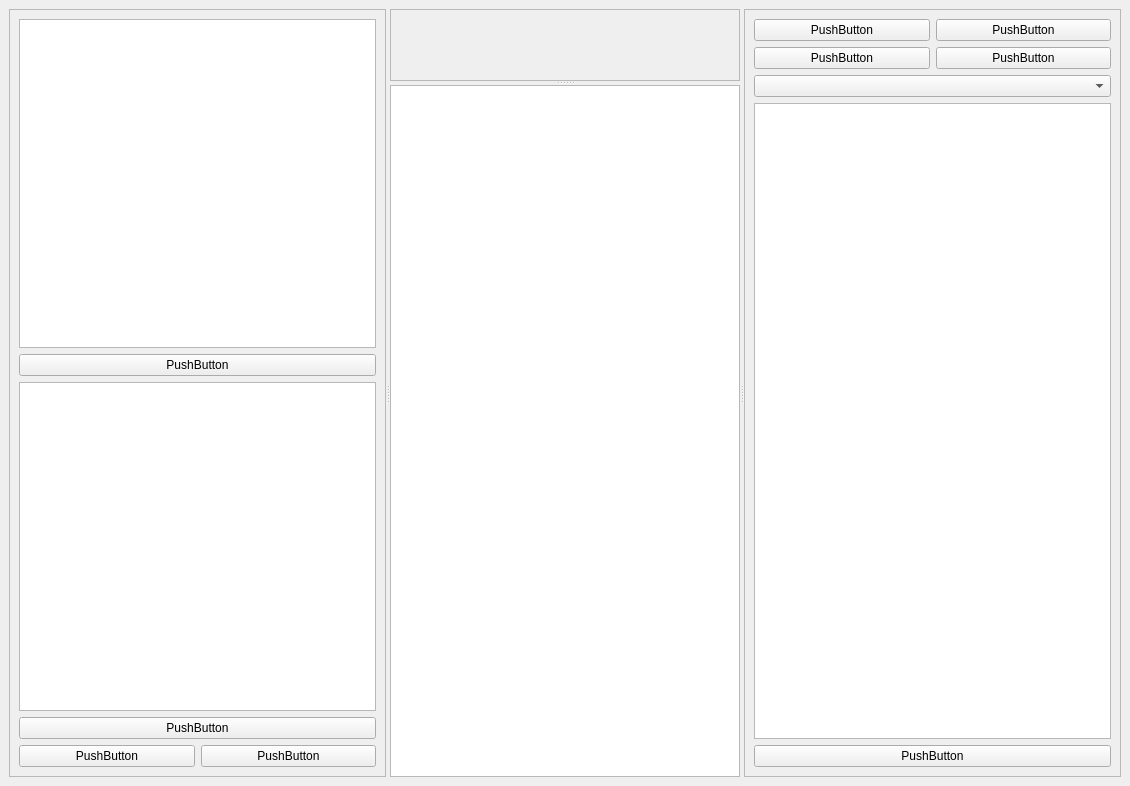
First picture: the form in paws/ui/qtui/basic.ui, repository slaclab/paws, before the edit.
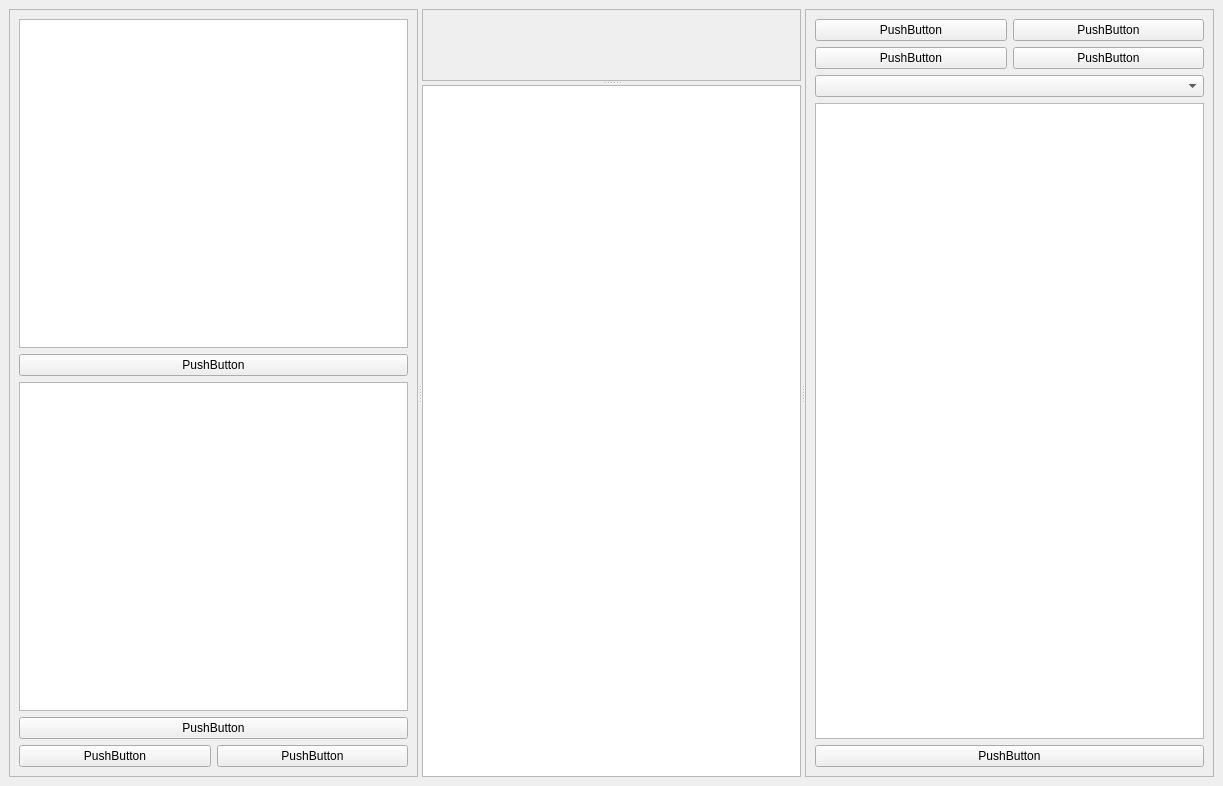
Second picture: the form after the edit.

The edit to the form file:
```diff
--- a/paws/ui/qtui/basic.ui
+++ b/paws/ui/qtui/basic.ui
@@ -6,7 +6,7 @@
    <rect>
     <x>0</x>
     <y>0</y>
-    <width>1130</width>
+    <width>1223</width>
     <height>786</height>
    </rect>
   </property>
```
Left out of the diff: 14 changed lines with no effect on the pictures.
